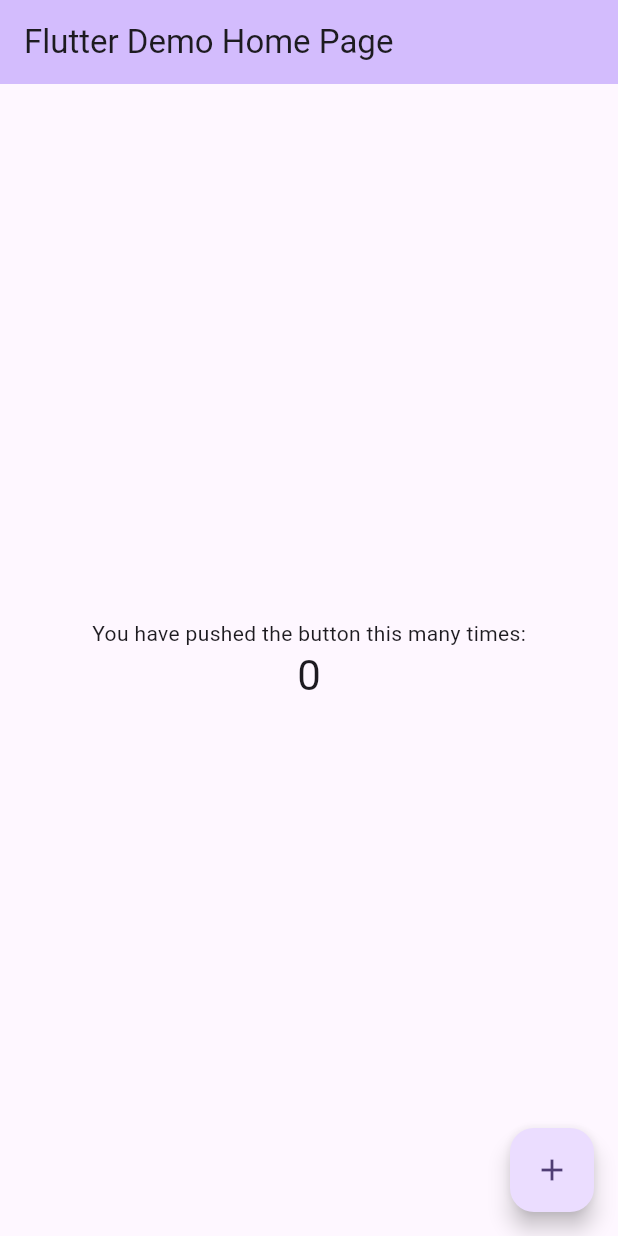
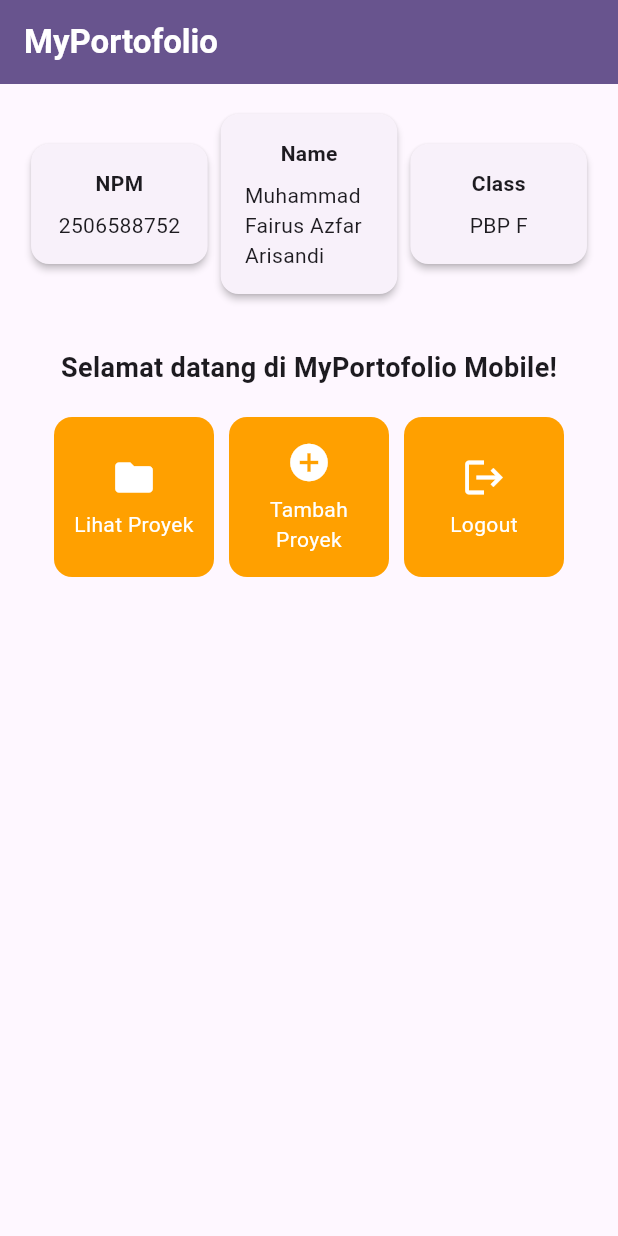
Before and after one commit to fairusarisandi/myportofolio_mobile, a Flutter app: the screen it shows after launch, on a phone screen of 412 x 824 dp. Run offline on Flutter 3.47's test engine with Material 3 defaults, Android fonts, the phone set to English and light mode, and no system bars.

Commit message:
feat: complete tutorial 08

```diff
--- a/lib/main.dart
+++ b/lib/main.dart
@@ -29,9 +29,13 @@ class MyApp extends StatelessWidget {
         //
         // This works for code too, not just values: Most code changes can be
         // tested with just a hot reload.
-        colorScheme: .fromSeed(seedColor: Colors.deepPurple),
+        colorScheme: ColorScheme.fromSeed(
+          seedColor: Colors.deepPurple,
+          secondary: Colors.amber[700],
+        ),
+        useMaterial3: true,
       ),
-      home: const MyHomePage(title: 'Flutter Demo Home Page'),
+      home: MyHomePage(),
     );
   }
 }
--- a/lib/menu.dart
+++ b/lib/menu.dart
@@ -1,87 +1,167 @@
 import 'package:flutter/material.dart';
 
-class MyHomePage extends StatefulWidget {
-  const MyHomePage({super.key, required this.title});
+class MyHomePage extends StatelessWidget {
+  MyHomePage({super.key});
 
-  // This widget is the home page of your application. It is stateful, meaning
-  // that it has a State object (defined below) that contains fields that affect
-  // how it looks.
+  final String npm = "2506588752";
+  final String name = "Muhammad Fairus Azfar Arisandi";
+  final String kelas = "PBP F";
 
-  // This class is the configuration for the state. It holds the values (in this
-  // case the title) provided by the parent (in this case the App widget) and
-  // used by the build method of the State. Fields in a Widget subclass are
-  // always marked "final".
-
-  final String title;
-
-  @override
-  State<MyHomePage> createState() => _MyHomePageState();
-}
-
-class _MyHomePageState extends State<MyHomePage> {
-  int _counter = 0;
-
-  void _incrementCounter() {
-    setState(() {
-      // This call to setState tells the Flutter framework that something has
-      // changed in this State, which causes it to rerun the build method below
-      // so that the display can reflect the updated values. If we changed
-      // _counter without calling setState(), then the build method would not be
-      // called again, and so nothing would appear to happen.
-      _counter++;
-    });
-  }
+  final List<ItemHomepage> items = [
+    ItemHomepage("Lihat Proyek", Icons.folder),
+    ItemHomepage("Tambah Proyek", Icons.add_circle),
+    ItemHomepage("Logout", Icons.logout),
+  ];
 
   @override
   Widget build(BuildContext context) {
-    // This method is rerun every time setState is called, for instance as done
-    // by the _incrementCounter method above.
-    //
-    // The Flutter framework has been optimized to make rerunning build methods
-    // fast, so that you can just rebuild anything that needs updating rather
-    // than having to individually change instances of widgets.
     return Scaffold(
       appBar: AppBar(
-        // TRY THIS: Try changing the color here to a specific color (to
-        // Colors.amber, perhaps?) and trigger a hot reload to see the AppBar
-        // change color while the other colors stay the same.
-        backgroundColor: Theme.of(context).colorScheme.inversePrimary,
-        // Here we take the value from the MyHomePage object that was created by
-        // the App.build method, and use it to set our appbar title.
-        title: Text(widget.title),
+        title: const Text(
+          'MyPortofolio',
+          style: TextStyle(
+            color: Colors.white,
+            fontWeight: FontWeight.bold,
+          ),
+        ),
+        backgroundColor: Theme.of(context).colorScheme.primary,
       ),
-      body: Center(
-        // Center is a layout widget. It takes a single child and positions it
-        // in the middle of the parent.
+      body: Padding(
+        padding: const EdgeInsets.all(16.0),
         child: Column(
-          // Column is also a layout widget. It takes a list of children and
-          // arranges them vertically. By default, it sizes itself to fit its
-          // children horizontally, and tries to be as tall as its parent.
-          //
-          // Column has various properties to control how it sizes itself and
-          // how it positions its children. Here we use mainAxisAlignment to
-          // center the children vertically; the main axis here is the vertical
-          // axis because Columns are vertical (the cross axis would be
-          // horizontal).
-          //
-          // TRY THIS: Invoke "debug painting" (choose the "Toggle Debug Paint"
-          // action in the IDE, or press "p" in the console), to see the
-          // wireframe for each widget.
-          mainAxisAlignment: .center,
+          crossAxisAlignment: CrossAxisAlignment.center,
           children: [
-            const Text('You have pushed the button this many times:'),
-            Text(
-              '$_counter',
-              style: Theme.of(context).textTheme.headlineMedium,
+            Row(
+              mainAxisAlignment: MainAxisAlignment.spaceEvenly,
+              children: [
+                InfoCard(title: 'NPM', content: npm),
+                InfoCard(title: 'Name', content: name),
+                InfoCard(title: 'Class', content: kelas),
+              ],
+            ),
+
+            const SizedBox(height: 16.0),
+
+            Center(
+              child: Column(
+                children: [
+                  const Padding(
+                    padding: EdgeInsets.only(top: 16.0),
+                    child: Text(
+                      'Selamat datang di MyPortofolio Mobile!',
+                      style: TextStyle(
+                        fontWeight: FontWeight.bold,
+                        fontSize: 18.0,
+                      ),
+                    ),
+                  ),
+
+                  GridView.count(
+                    primary: true,
+                    padding: const EdgeInsets.all(20),
+                    crossAxisSpacing: 10,
+                    mainAxisSpacing: 10,
+                    crossAxisCount: 3,
+                    shrinkWrap: true,
+                    children: items.map((ItemHomepage item) {
+                      return ItemCard(item);
+                    }).toList(),
+                  ),
+                ],
+              ),
             ),
           ],
         ),
       ),
-      floatingActionButton: FloatingActionButton(
-        onPressed: _incrementCounter,
-        tooltip: 'Increment',
-        child: const Icon(Icons.add),
+    );
+  }
+}
+
+
+class InfoCard extends StatelessWidget {
+  // Kartu informasi yang menampilkan judul (title) dan isi (content).
+  final String title;
+  final String content;
+
+  const InfoCard({super.key, required this.title, required this.content});
+
+  @override
+  Widget build(BuildContext context) {
+    return Card(
+      // Memberikan efek bayangan kartu elevasi 2 unit.
+      elevation: 2.0,
+      child: Container(
+        // Menyesuaikan lebar kartu dengan proporsi layar (dibagi 3.5).
+        width: MediaQuery.of(context).size.width / 3.5,
+        padding: const EdgeInsets.all(16.0),
+        // Menyusun teks title dan content secara vertikal.
+        child: Column(
+          children: [
+            Text(
+              title,
+              style: const TextStyle(fontWeight: FontWeight.bold),
+            ),
+            const SizedBox(height: 8.0),
+            Text(content),
+          ],
+        ),
       ),
     );
   }
 }
+
+
+class ItemHomepage {
+  final String name;
+  final IconData icon;
+
+  ItemHomepage(this.name, this.icon);
+}
+
+
+class ItemCard extends StatelessWidget {
+  final ItemHomepage item;
+
+  const ItemCard(this.item, {super.key});
+
+  @override
+  Widget build(BuildContext context) {
+    return Material(
+      // Menggunakan warna sekunder dari skema tema aplikasi.
+      color: Theme.of(context).colorScheme.secondary,
+      borderRadius: BorderRadius.circular(12),
+      child: InkWell(
+        // Aksi ketika kartu ditekan oleh pengguna.
+        onTap: () {
+          // Menampilkan SnackBar dengan pesan interaktif.
+          ScaffoldMessenger.of(context)
+            ..hideCurrentSnackBar()
+            ..showSnackBar(
+              SnackBar(content: Text("Kamu telah menekan tombol ${item.name}!"))
+            );
+        },
+        child: Container(
+          padding: const EdgeInsets.all(8),
+          child: Center(
+            child: Column(
+              mainAxisAlignment: MainAxisAlignment.center,
+              children: [
+                Icon(
+                  item.icon,
+                  color: Colors.white,
+                  size: 30.0,
+                ),
+                const Padding(padding: EdgeInsets.all(3)),
+                Text(
+                  item.name,
+                  textAlign: TextAlign.center,
+                  style: const TextStyle(color: Colors.white),
+                ),
+              ],
+            ),
+          ),
+        ),
+      ),
+    );
+  }
+}
```
